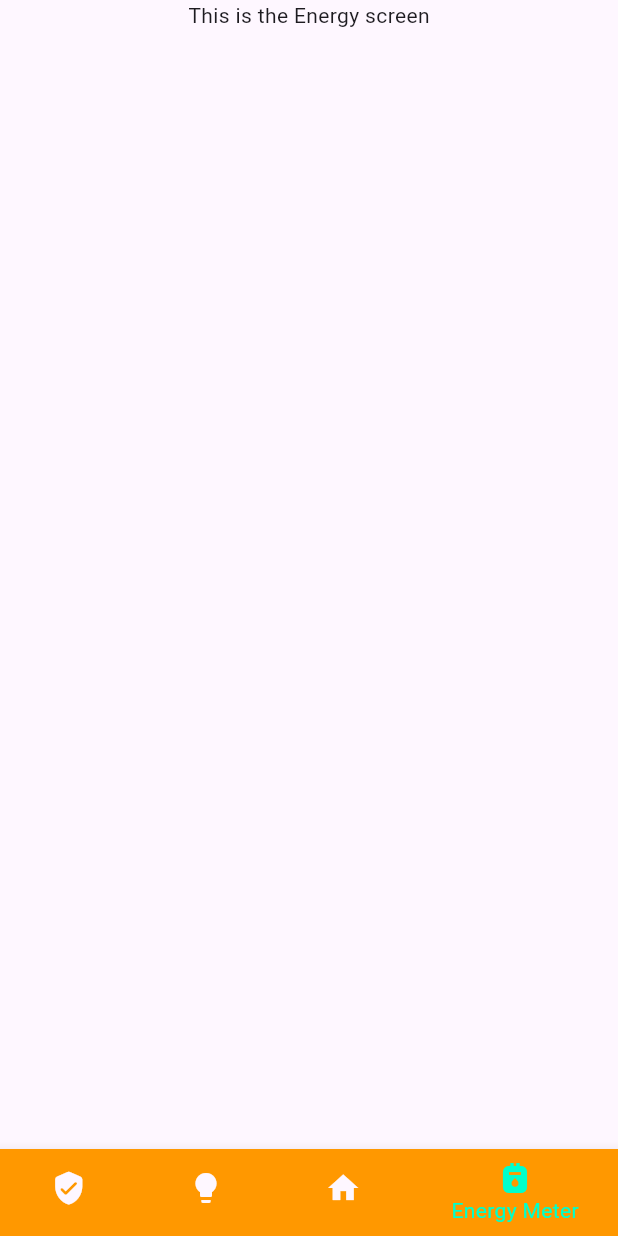
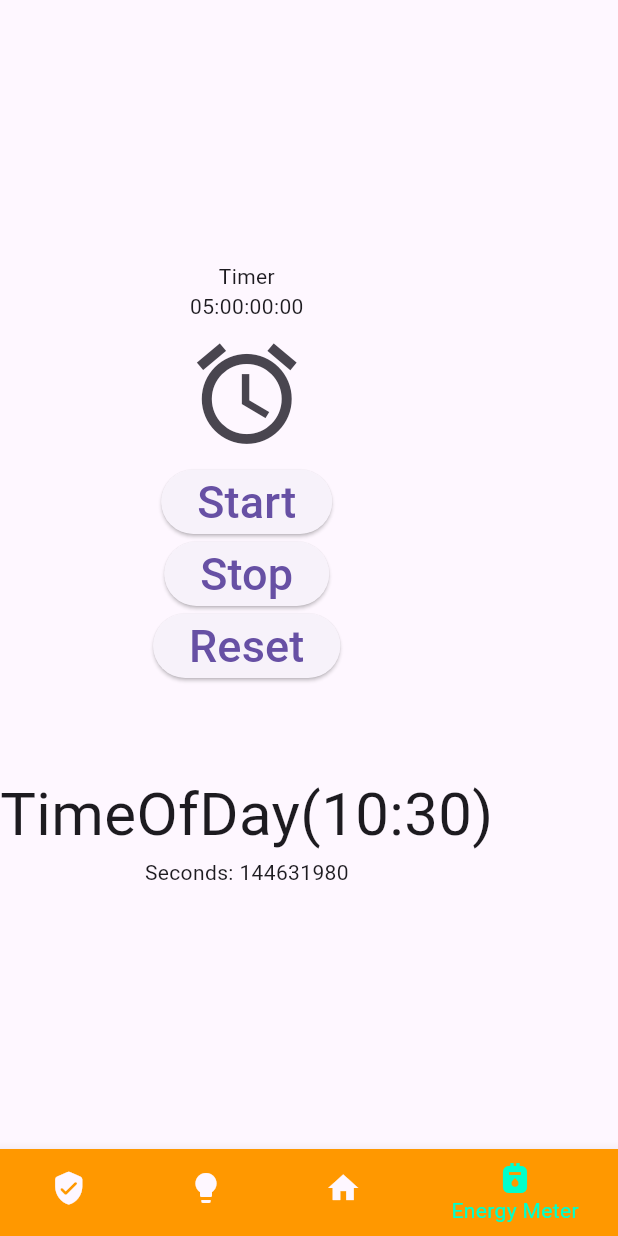
Before and after one commit to MTonilon22/Ardu-Illuminate, a Flutter app: the MyHomePage screen opened directly, item 4 of the bottom bar chosen, on a phone screen of 412 x 824 dp. Run offline on Flutter 3.47's test engine with Material 2 defaults, Android fonts, the light colour scheme and no system bars.

Commit message:
Logic for Timer (not yet finished)

```diff
--- a/lib/fourth.dart
+++ b/lib/fourth.dart
@@ -1,7 +1,5 @@
-/*import 'dart:async';
-
+import 'dart:async';
 import 'package:flutter/material.dart';
-import 'package:intl/intl.dart';
 import 'third.dart';
 
 class FourthScreen extends StatefulWidget {
@@ -14,18 +12,19 @@ class FourthScreen extends StatefulWidget {
 
 class _FourthScreenState extends State<FourthScreen> {
   TimeOfDay _time = TimeOfDay.now();
-  TimeOfDay _timee = TimeOfDay.now();
+  final TimeOfDay _timee = TimeOfDay.now();
+
+  DateTime d1 = DateTime.parse(DateTime.now().toString());
+  DateTime d2 = DateTime.parse("2018-09-12 10:57:00");
+
   TimeOfDay? picked;
-  DateTime? parsedTime;
+
   Timer? _timer;
-  int oten = 30;
-  Duration? myDuration;
-  var format = DateFormat("HH:mm:ss");
+  Duration myDuration = Duration(days: 5);
 
   void startTimer() {
-    myDuration = Duration(days: 10);
-    _timer = Timer.periodic(const Duration(seconds: 1), (_) => setCountDown());
-    print(myDuration);
+    _timer = Timer.periodic(
+        Duration(hours: _time.hour - _timee.hour), (_) => setCountDown());
   }
 
   void stopTimer() {
@@ -34,7 +33,7 @@ class _FourthScreenState extends State<FourthScreen> {
 
   void resetTimer() {
     stopTimer();
-    setState(() => myDuration = Duration(hours: _time.hour - _timee.hour));
+    setState(() => myDuration = const Duration(days: 5));
   }
 
   void setCountDown() {
@@ -67,11 +66,14 @@ class _FourthScreenState extends State<FourthScreen> {
 
   @override
   Widget build(BuildContext context) {
+    // Duration myDuration = Duration(hours: _timee.hour - _time.hour);
     String strDigits(int n) => n.toString().padLeft(2, '0');
     final days = strDigits(myDuration.inDays);
     final hours = strDigits(myDuration.inHours.remainder(24));
     final minutes = strDigits(myDuration.inMinutes.remainder(60));
     final seconds = strDigits(myDuration.inSeconds.remainder(60));
+
+    Duration diff = d1.difference(d2);
 
     return Expanded(
       child: Column(
@@ -81,7 +83,7 @@ class _FourthScreenState extends State<FourthScreen> {
             'Timer',
             textAlign: TextAlign.left,
           ),
-          Text('$hours:$minutes:$seconds'),
+          Text('$days:$hours:$minutes:$seconds'),
           IconButton(
             iconSize: 80,
             icon: const Icon(
@@ -133,9 +135,11 @@ class _FourthScreenState extends State<FourthScreen> {
               fontSize: 40,
             ),
           ),
+          Text(
+            ("Seconds: " + diff.inSeconds.toString()),
+          ),
         ],
       ),
     );
   }
 }
-*/
--- a/lib/main.dart
+++ b/lib/main.dart
@@ -3,7 +3,7 @@ import 'loginpage.dart';
 import 'first.dart';
 import 'second.dart';
 import 'third.dart';
-//import 'fourth.dart';
+import 'fourth.dart';
 import 'fifth.dart';
 
 void main() {
@@ -42,7 +42,7 @@ class _MyHomePageState extends State<MyHomePage> {
     const FirstScreen(),
     const SecondScreen(),
     const ThirdScreen(),
-    //const FourthScreen(),
+    const FourthScreen(),
     const FifthScreen(),
     //const SixthScreen(),
   ];
```
